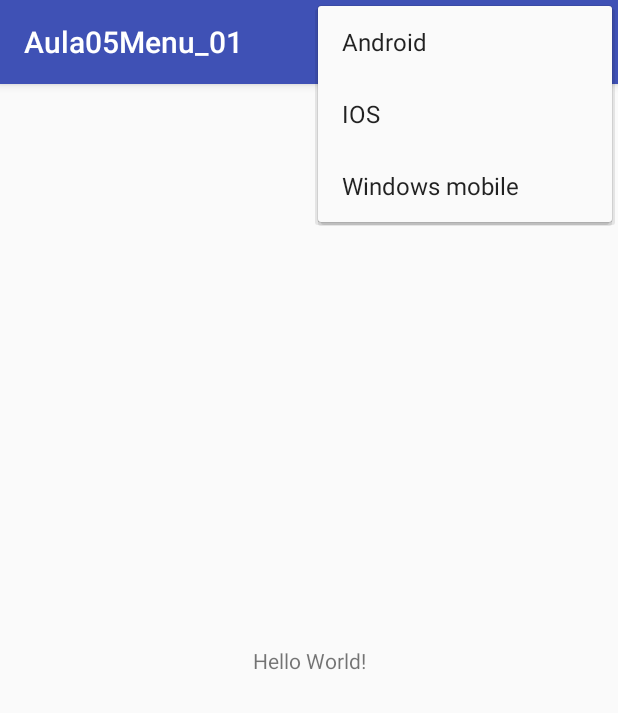
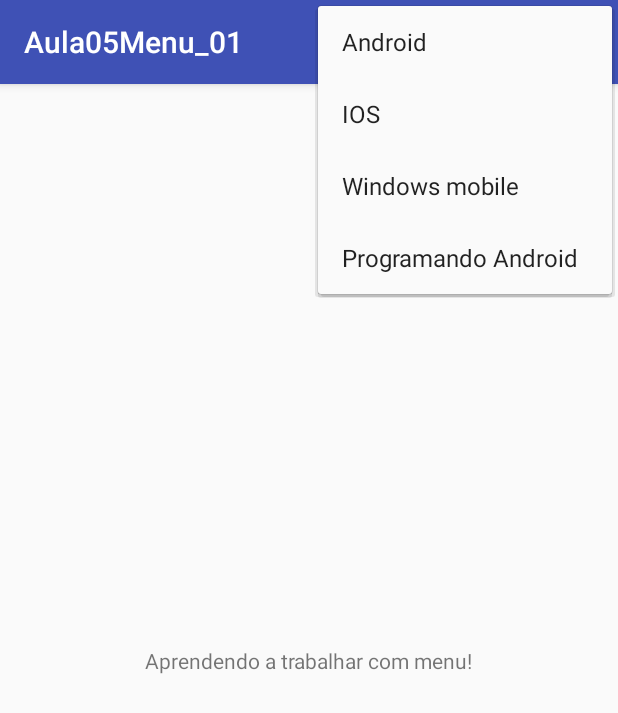
Before and after one commit to JoaoDionisio/Aula05Menu_01, an Android app: the screen it shows after launch (MainActivity), with the options menu open, on a phone screen of 412 x 824 dp. Shown: the top 713 px of the screen. Run offline under Robolectric (Android 15) with nearby library versions, the phone set to English and light mode, and no system bars.

Commit message:
Comentário padrão

```diff
--- a/app/src/main/java/com/example/goddionisio/aula05menu_01/MainActivity.java
+++ b/app/src/main/java/com/example/goddionisio/aula05menu_01/MainActivity.java
@@ -24,12 +24,15 @@ public class MainActivity extends AppCompatActivity {
             case R.id.item1:
                 Toast.makeText(getApplicationContext(),"Usados Android",Toast.LENGTH_LONG).show();
                 return true;
+
             case R.id.item2:
                 Toast.makeText(getApplicationContext(),"Usados Apple",Toast.LENGTH_LONG).show();
                 return true;
+
             case R.id.item3:
                 Toast.makeText(getApplicationContext(),"Usados Windows",Toast.LENGTH_LONG).show();
                 return true;
+
             default:
                 return super.onOptionsItemSelected(item);
         }
--- a/app/src/main/res/layout/activity_main.xml
+++ b/app/src/main/res/layout/activity_main.xml
@@ -9,7 +9,7 @@
     <TextView
         android:layout_width="wrap_content"
         android:layout_height="wrap_content"
-        android:text="Hello World!"
+        android:text="Aprendendo a trabalhar com menu!"
         app:layout_constraintBottom_toBottomOf="parent"
         app:layout_constraintLeft_toLeftOf="parent"
         app:layout_constraintRight_toRightOf="parent"
--- a/app/src/main/res/menu/menu_main.xml
+++ b/app/src/main/res/menu/menu_main.xml
@@ -7,5 +7,7 @@
         android:title="IOS"/>
     <item android:id="@+id/item3"
         android:title="Windows mobile"/>
+    <item android:id="@+id/item4"
+        android:title="Programando Android"/>
 
 </menu>
```
